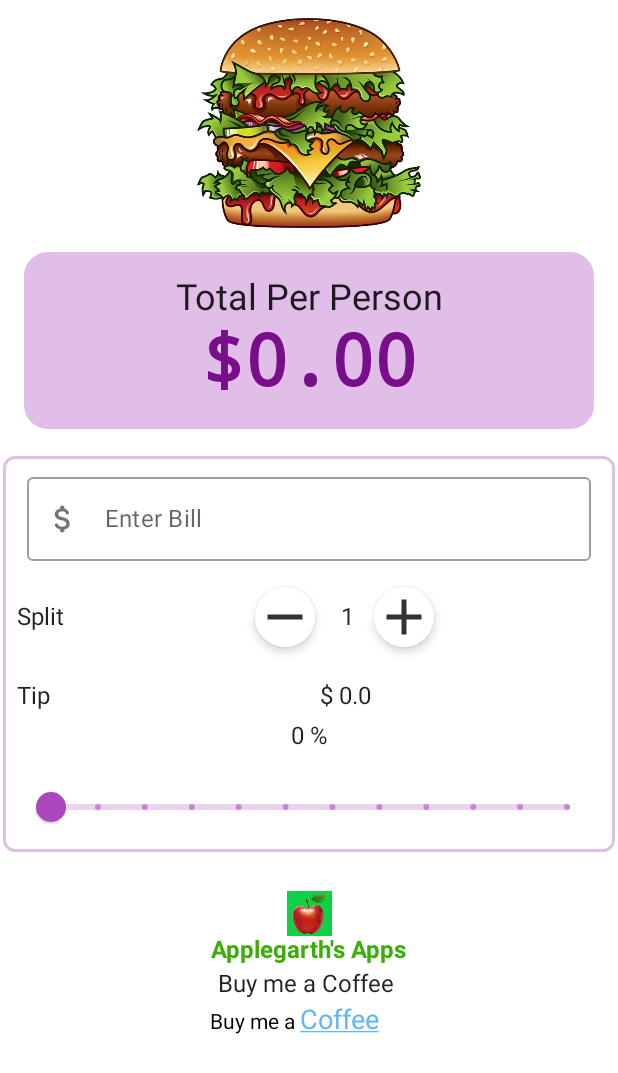
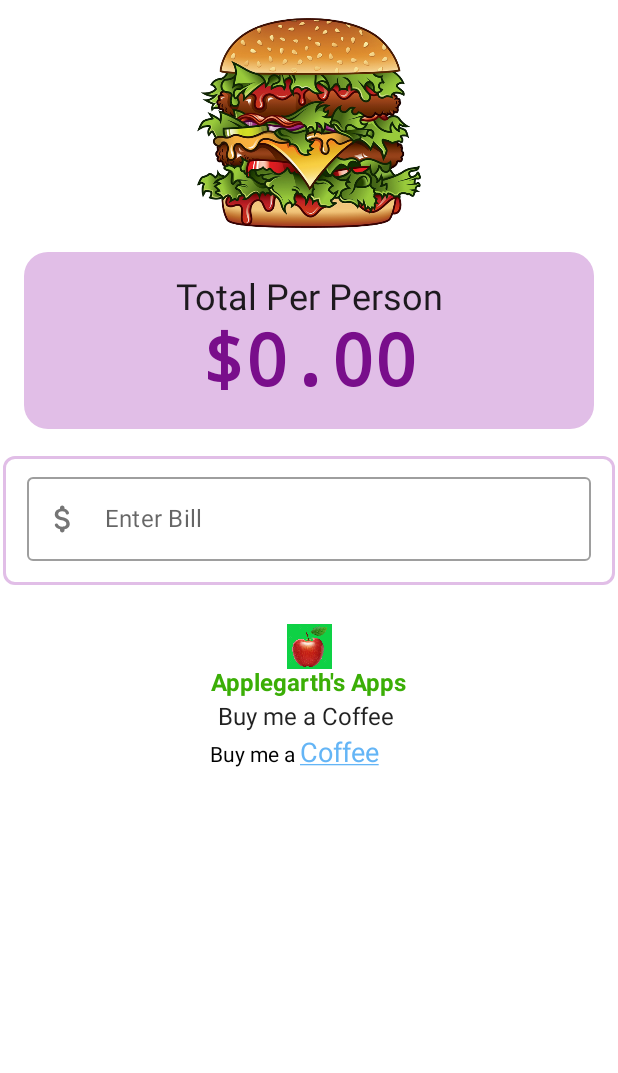
Before and after one commit to JerryApplegarth/TipAmount, an Android app built with Jetpack Compose: the screen it shows after launch (MainActivity), on a phone screen of 412 x 824 dp. Shown: the top 1073 px of the screen. Run offline under Robolectric (Android 15) with nearby library versions, the phone set to English and light mode, and no system bars.

Commit message:
1.5 commit final

```diff
--- a/app/src/main/java/com/applecompose/tipamount/BillForm.kt
+++ b/app/src/main/java/com/applecompose/tipamount/BillForm.kt
@@ -14,6 +14,7 @@ import androidx.compose.material.icons.Icons
 import androidx.compose.material.icons.filled.Add
 import androidx.compose.material.icons.filled.Remove
 import androidx.compose.runtime.Composable
+import androidx.compose.runtime.MutableState
 import androidx.compose.runtime.mutableStateOf
 import androidx.compose.runtime.remember
 import androidx.compose.ui.Alignment
@@ -22,19 +23,20 @@ import androidx.compose.ui.Modifier
 import androidx.compose.ui.platform.LocalSoftwareKeyboardController
 import androidx.compose.ui.unit.dp
 import com.applecompose.tipamount.components.InputField
-import com.applecompose.tipamount.components.TopHeader
 import com.applecompose.tipamount.ui.theme.newBackgroundColor
 import com.applecompose.tipamount.utils.calculateTotalPerPerson
 import com.applecompose.tipamount.utils.calculateTotalTip
-
 import com.applecompose.tipamount.widgets.RoundIconButton
-
 
 
 @OptIn(ExperimentalComposeUiApi::class)
 @Composable
 fun BillForm(
-    //modifier: Modifier = Modifier,
+    modifier: Modifier = Modifier,
+    range: IntRange = 1..30,
+    splitByState: MutableState<Int>,
+    tipAmountSate: MutableState<Double>,
+    totalPerPersonState: MutableState<Double>,
     onValChange: (String) -> Unit = {}
 ) {
 
@@ -44,43 +46,25 @@ fun BillForm(
     //Looking inside 'totalBillState' to see if something is inside
     val validState = remember(totalBillState.value) {
         totalBillState.value.trim().isNotEmpty()
-
     }
     val keyboardController = LocalSoftwareKeyboardController.current
-
-
-
-    val splitByState = remember {
-        mutableStateOf(1)
-    }
-    val range = IntRange(start = 1, endInclusive = 100)
-
     val sliderPositionState = remember {
         mutableStateOf(0f)
     }
     val tipPercentage = (sliderPositionState.value * 30).toInt()
 
-    val tipAmountSate = remember {
-        mutableStateOf(0.0)
-    }
-    val totalPerPersonState = remember {
-        mutableStateOf(0.0)
-    }
-    TopHeader(totalPerPerson = totalPerPersonState.value)
-
-
 
 
 
     Surface(
-        modifier = Modifier
+        modifier = modifier
             .padding(2.dp)
             .fillMaxWidth(),
         shape = RoundedCornerShape(corner = CornerSize(8.dp)),
         border = BorderStroke(2.dp, color = MaterialTheme.colors.newBackgroundColor)
     ) {
         Column(
-            modifier = Modifier
+            modifier = modifier
                 .padding(6.dp),
             verticalArrangement = Arrangement.Top,
             horizontalAlignment = Alignment.Start
@@ -96,20 +80,21 @@ fun BillForm(
                     keyboardController?.hide()
                 }
             )
+            if (validState) {
                 Row(
-                modifier = Modifier
+                    modifier = modifier
                         .padding(3.dp),
                     horizontalArrangement = Arrangement.Start
                 )
                 {
                     Text(
                         text = "Split",
-                    modifier = Modifier
+                        modifier = modifier
                             .align(Alignment.CenterVertically)
                     )
                     Spacer(modifier = Modifier.width(120.dp))
                     Row(
-                    modifier = Modifier
+                        modifier = modifier
                             .padding(horizontal = 3.dp),
                         horizontalArrangement = Arrangement.End
                     ) {
@@ -119,48 +104,53 @@ fun BillForm(
                                 splitByState.value =
                                     if (splitByState.value > 1) splitByState.value - 1
                                     else 1
-
+                                totalPerPersonState.value =
+                                    calculateTotalPerPerson(
+                                        totalBill = totalBillState.value.toDouble(),
+                                        splitBy = splitByState.value,
+                                        tipPercentage = tipPercentage
+                                    )
                             })
-                    Spacer(modifier = Modifier.width(4.dp))
+                        Spacer(modifier = modifier.width(4.dp))
                         Text(
                             text = splitByState.value.toString(),
-                        modifier = Modifier
+                            modifier = modifier
                                 .align(Alignment.CenterVertically)
                                 .padding(start = 9.dp, end = 9.dp)
                         )
-
                         RoundIconButton(
                             imageVector = Icons.Default.Add,
                             onClick = {
                                 if (splitByState.value < range.last) {
                                     splitByState.value = splitByState.value + 1
-
                                 } else 1
+                                totalPerPersonState.value =
+                                    calculateTotalPerPerson(
+                                        totalBill = totalBillState.value.toDouble(),
+                                        splitBy = splitByState.value,
+                                        tipPercentage = tipPercentage
+                                    )
                             }
                         )
-
                     }
-
-
                 }
-            Spacer(modifier = Modifier.height(8.dp))
+                Spacer(modifier = modifier.height(8.dp))
                 // Tip Row
                 Row(
-                modifier = Modifier
+                    modifier = modifier
                         .padding(horizontal = 3.dp, vertical = 8.dp)
                 ) {
                     Text(
                         text = "Tip",
-                    modifier = Modifier
+                        modifier = modifier
                             .align(alignment = Alignment.CenterVertically)
                     )
-                Spacer(modifier = Modifier.width(180.dp))
+                    Spacer(modifier = modifier.width(180.dp))
                     Text(
                         text = "$ ${tipAmountSate.value}",
-                    modifier = Modifier
+                        modifier = modifier
                             .align(alignment = Alignment.CenterVertically)
                     )
-
                 }
                 Column(
                     verticalArrangement = Arrangement.Center,
@@ -169,27 +159,31 @@ fun BillForm(
                     Text(
                         text = "$tipPercentage %"
                     )
-                Spacer(modifier = Modifier.height(14.dp))
+                    Spacer(modifier = modifier.height(14.dp))
                     Slider(
                         value = sliderPositionState.value,
                         onValueChange = { newVal ->
                             sliderPositionState.value = newVal
                             tipAmountSate.value =
-                            calculateTotalTip(totalBill = totalBillState.value.toDouble(),
-                                tipPercentage = tipPercentage)
+                                calculateTotalTip(
+                                    totalBill = totalBillState.value.toDouble(),
+                                    tipPercentage = tipPercentage
+                                )
                             totalPerPersonState.value =
-                            calculateTotalPerPerson(totalBill = totalBillState.value.toDouble(),
+                                calculateTotalPerPerson(
+                                    totalBill = totalBillState.value.toDouble(),
                                     splitBy = splitByState.value,
                                     tipPercentage = tipPercentage
                                 )
-
                         },
-                    modifier = Modifier
+                        modifier = modifier
                             .padding(start = 16.dp, end = 16.dp),
                         steps = 10,
-
-
                     )
+                }
+            } else {
+                Box() {
+                }
             }
         }
     }
--- a/app/src/main/java/com/applecompose/tipamount/MainActivity.kt
+++ b/app/src/main/java/com/applecompose/tipamount/MainActivity.kt
@@ -3,18 +3,37 @@ package com.applecompose.tipamount
 import android.os.Bundle
 import androidx.activity.ComponentActivity
 import androidx.activity.compose.setContent
-import androidx.compose.foundation.layout.Column
-import androidx.compose.foundation.layout.fillMaxSize
+import androidx.compose.foundation.BorderStroke
+import androidx.compose.foundation.layout.*
+import androidx.compose.foundation.shape.CornerSize
+import androidx.compose.foundation.shape.RoundedCornerShape
+import androidx.compose.foundation.text.KeyboardActions
 import androidx.compose.material.MaterialTheme
+import androidx.compose.material.Slider
 import androidx.compose.material.Surface
 import androidx.compose.material.Text
+import androidx.compose.material.icons.Icons
+import androidx.compose.material.icons.filled.Add
+import androidx.compose.material.icons.filled.Remove
 import androidx.compose.runtime.Composable
+import androidx.compose.runtime.MutableState
+import androidx.compose.runtime.mutableStateOf
+import androidx.compose.runtime.remember
+import androidx.compose.ui.Alignment
+import androidx.compose.ui.ExperimentalComposeUiApi
 import androidx.compose.ui.Modifier
+import androidx.compose.ui.platform.LocalSoftwareKeyboardController
 import androidx.compose.ui.tooling.preview.Preview
+import androidx.compose.ui.unit.dp
 import com.applecompose.tipamount.components.AppLogo
+import com.applecompose.tipamount.components.InputField
 import com.applecompose.tipamount.components.TopHeader
 import com.applecompose.tipamount.components.TopImage
 import com.applecompose.tipamount.ui.theme.TipAmountTheme
+import com.applecompose.tipamount.ui.theme.newBackgroundColor
+import com.applecompose.tipamount.utils.calculateTotalPerPerson
+import com.applecompose.tipamount.utils.calculateTotalTip
+import com.applecompose.tipamount.widgets.RoundIconButton
 
 class MainActivity : ComponentActivity() {
     override fun onCreate(savedInstanceState: Bundle?) {
@@ -35,16 +54,35 @@ class MainActivity : ComponentActivity() {
 
 @Composable
 fun MainScreen() {
+
+    val totalPerPersonState = remember {
+        mutableStateOf(0.0)
+    }
+    val range = IntRange(start = 1, endInclusive = 30)
+    val tipAmountSate = remember {
+        mutableStateOf(0.0)
+    }
+    val splitByState = remember {
+        mutableStateOf(1)
+    }
     Column(
-        modifier = Modifier
-            .fillMaxSize()
+        modifier = Modifier.fillMaxSize()
     ) {
         TopImage()
+        TopHeader(totalPerPerson = totalPerPersonState.value)
+        BillForm(
+            splitByState = splitByState,
+            range = range,
+            tipAmountSate = tipAmountSate,
+            totalPerPersonState = totalPerPersonState
+        )
+        AppLogo()
 
-        BillForm()
-        AppLogo()
+
     }
+
 }
+
 
 @Preview(showSystemUi = true)
 @Composable
--- a/app/src/main/java/com/applecompose/tipamount/components/TopHeader.kt
+++ b/app/src/main/java/com/applecompose/tipamount/components/TopHeader.kt
@@ -20,7 +20,7 @@ import com.applecompose.tipamount.ui.theme.newBackgroundColor
 
 @Preview
 @Composable
-fun TopHeader(totalPerPerson: Double = 57.50) {
+fun TopHeader(totalPerPerson: Double = 0.00) {
     Surface(
         modifier = Modifier
             .fillMaxWidth()
```
Also changed, not shown: app/src/main/java/com/applecompose/tipamount/components/MainContent.kt (+9 -9 lines). Lines whose indentation alone changed are shown as unchanged.
